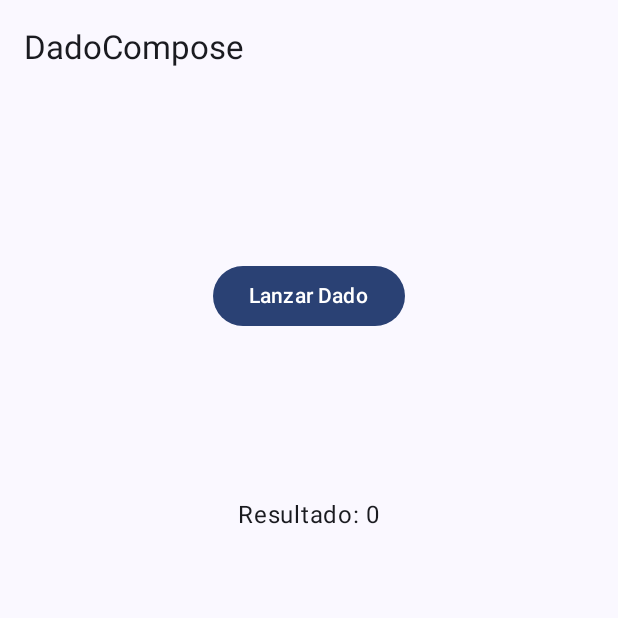
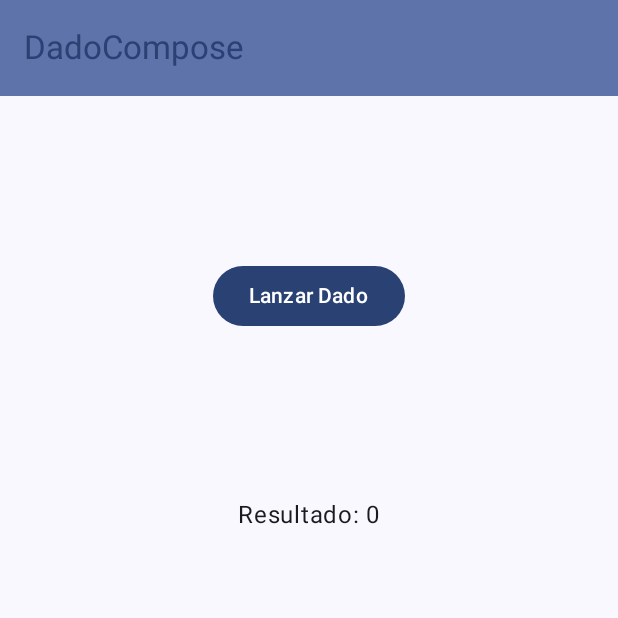
Before and after one commit to resuadam2/DadoCompose, an Android app built with Jetpack Compose: the screen it shows after launch (MainActivity), on a phone screen of 412 x 824 dp, the top half of it. Run offline under Robolectric (Android 15) with nearby library versions, the phone set to English and light mode, and no system bars.

Commit message:
adding color to the topbar

```diff
--- a/app/src/main/java/com/example/dadocompose/MainScreen.kt
+++ b/app/src/main/java/com/example/dadocompose/MainScreen.kt
@@ -1,8 +1,8 @@
 package com.example.dadocompose
 
 import android.util.Log
+import android.widget.ToggleButton
 import androidx.compose.foundation.Image
-import androidx.compose.foundation.background
 import androidx.compose.foundation.layout.Arrangement
 import androidx.compose.foundation.layout.Box
 import androidx.compose.foundation.layout.Column
@@ -11,10 +11,12 @@ import androidx.compose.foundation.layout.fillMaxSize
 import androidx.compose.foundation.layout.padding
 import androidx.compose.material3.Button
 import androidx.compose.material3.ExperimentalMaterial3Api
+import androidx.compose.material3.MaterialTheme
 import androidx.compose.material3.Scaffold
 import androidx.compose.material3.Text
 import androidx.compose.material3.TopAppBar
 import androidx.compose.material3.TopAppBarColors
+import androidx.compose.material3.TopAppBarDefaults
 import androidx.compose.runtime.Composable
 import androidx.compose.runtime.getValue
 import androidx.compose.runtime.mutableIntStateOf
@@ -42,6 +44,10 @@ fun MainScreen() {
     Scaffold (
         Modifier.fillMaxSize(),
         topBar = { TopAppBar(
+            colors = TopAppBarDefaults.topAppBarColors(
+                containerColor = MaterialTheme.colorScheme.primaryContainer,
+                titleContentColor = MaterialTheme.colorScheme.primary,
+            ),
             title = { Text(text = "DadoCompose")})},
     ) {
         Box(Modifier.padding(it)) {
```
